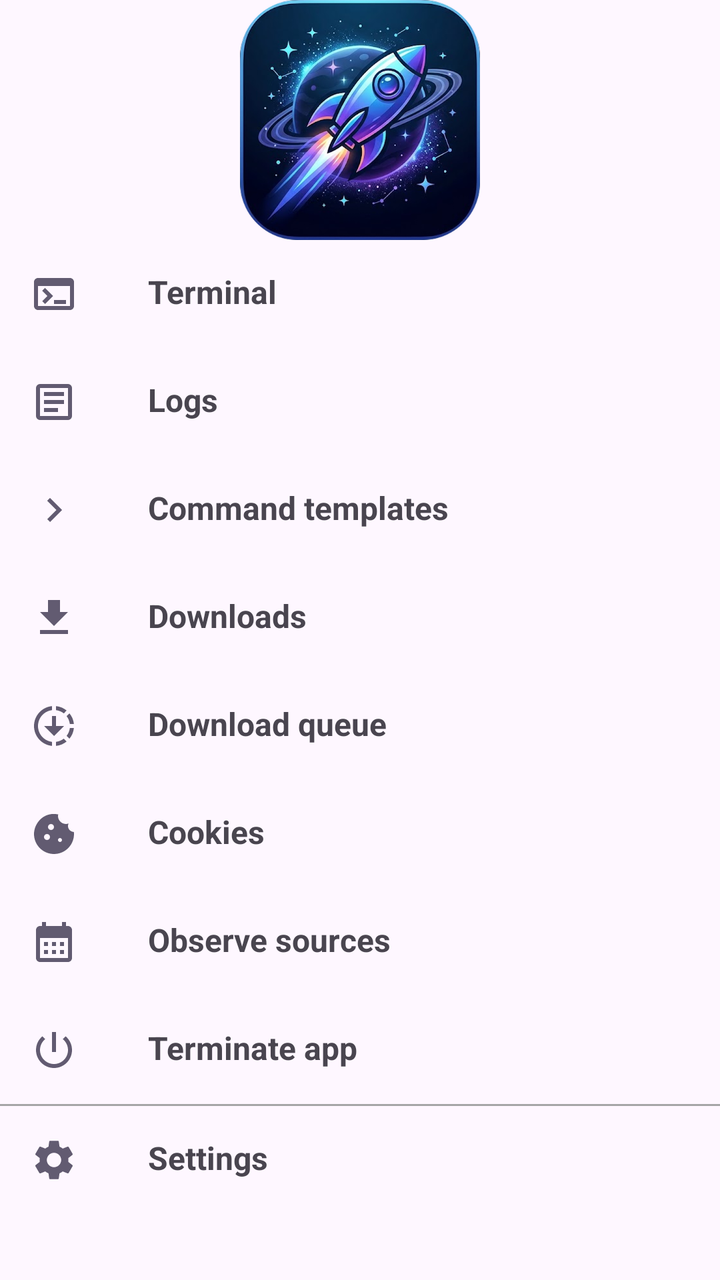
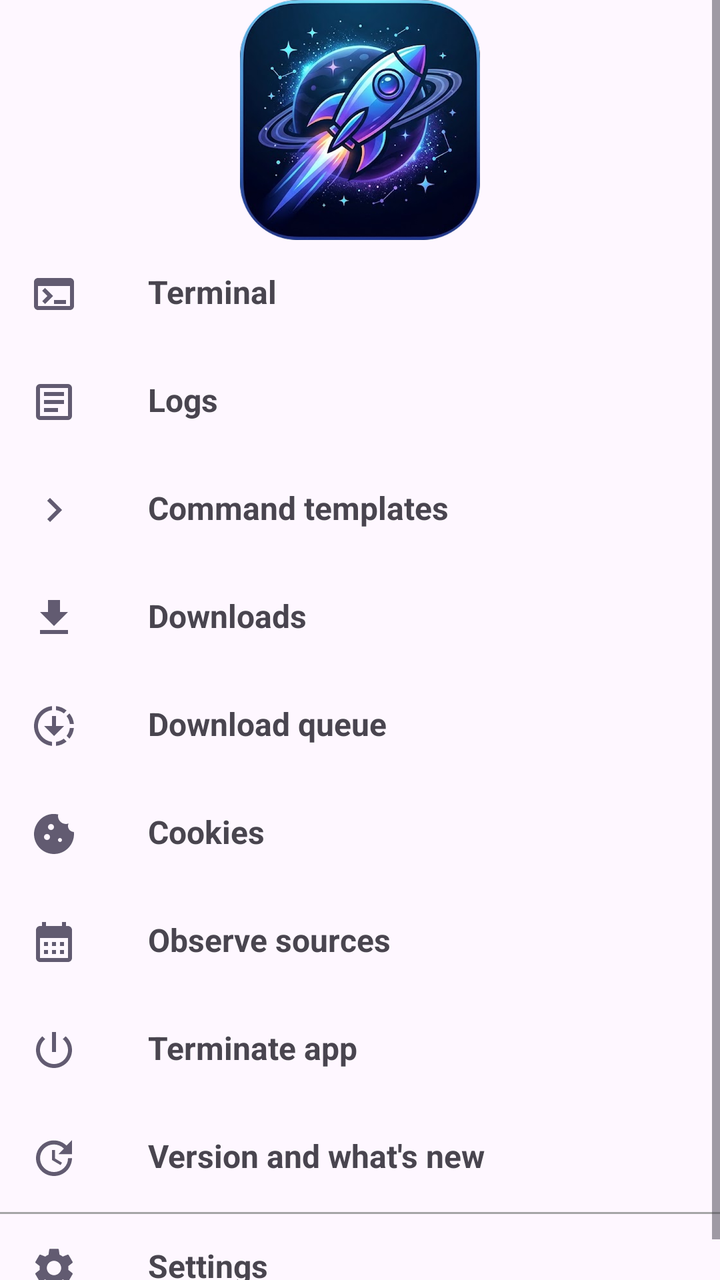

Two renders of the same Android screen: before a commit and after it. Below are the layout's source before the change and the commit's diff.
<!-- AndroidManifest.xml: application theme BaseTheme -->
<!-- res/layout/fragment_more.xml -->
<?xml version="1.0" encoding="utf-8"?>
<RelativeLayout xmlns:app="http://schemas.android.com/apk/res-auto"
    xmlns:android="http://schemas.android.com/apk/res/android"
    xmlns:tools="http://schemas.android.com/tools"
    android:layout_width="match_parent"
    android:layout_height="wrap_content">

    <ScrollView
        android:layout_width="match_parent"
        android:layout_height="match_parent">

        <LinearLayout
            android:layout_width="match_parent"
            android:layout_height="wrap_content"
            android:gravity="top"
            android:orientation="vertical"
            tools:ignore="MissingConstraints">

            <ImageView
                android:id="@+id/app_icon"
                android:layout_width="120dp"
                android:layout_height="120dp"
                android:layout_gravity="center"
                android:contentDescription="@null"
                android:importantForAccessibility="no"
                android:scaleType="fitCenter"
                android:src="@drawable/ic_app_icon" />

            <TextView
                android:id="@+id/terminal"
                android:layout_width="match_parent"
                android:layout_height="wrap_content"
                android:text="@string/terminal"
                android:textStyle="bold"
                android:clickable="true"
                android:focusable="true"
                android:background="?android:attr/selectableItemBackground"
                android:paddingHorizontal="15dp"
                android:paddingVertical="15dp"
                android:drawablePadding="35dp"
                android:textSize="16sp"
                app:drawableStartCompat="@drawable/ic_terminal" />

            <TextView
                android:id="@+id/logs"
                android:layout_width="match_parent"
                android:layout_height="wrap_content"
                android:text="@string/logs"
                android:textStyle="bold"
                android:clickable="true"
                android:focusable="true"
                android:background="?android:attr/selectableItemBackground"
                android:paddingHorizontal="15dp"
                android:paddingVertical="15dp"
                android:drawablePadding="35dp"
                android:textSize="16sp"
                app:drawableStartCompat="@drawable/ic_baseline_file_open_24" />


            <TextView
                android:id="@+id/command_templates"
                android:layout_width="match_parent"
                android:layout_height="wrap_content"
                android:drawablePadding="35dp"
                android:textSize="16sp"
                android:paddingVertical="15dp"
                android:text="@string/command_templates"
                android:textStyle="bold"
                android:clickable="true"
                android:focusable="true"
                android:background="?android:attr/selectableItemBackground"
                android:paddingHorizontal="15dp"
                app:drawableStartCompat="@drawable/ic_baseline_keyboard_arrow_right_24" />

            <TextView
                android:id="@+id/downloads"
                android:layout_width="match_parent"
                android:layout_height="wrap_content"
                android:drawablePadding="35dp"
                android:textSize="16sp"
                android:paddingVertical="15dp"
                android:text="@string/downloads"
                android:textStyle="bold"
                android:clickable="true"
                android:focusable="true"
                android:background="?android:attr/selectableItemBackground"
                android:paddingHorizontal="15dp"
                app:drawableTint="?android:colorAccent"
                app:drawableStartCompat="@drawable/ic_downloads" />

            <TextView
                android:id="@+id/download_queue"
                android:layout_width="match_parent"
                android:layout_height="wrap_content"
                android:drawablePadding="35dp"
                android:textSize="16sp"
                android:paddingVertical="15dp"
                android:text="@string/download_queue"
                android:textStyle="bold"
                android:clickable="true"
                android:focusable="true"
                android:background="?android:attr/selectableItemBackground"
                android:paddingHorizontal="15dp"
                app:drawableTint="?android:colorAccent"
                app:drawableStartCompat="@drawable/baseline_downloading_24" />

            <TextView
                android:id="@+id/cookies"
                android:layout_width="match_parent"
                android:layout_height="wrap_content"
                android:drawablePadding="35dp"
                android:textSize="16sp"
                android:paddingVertical="15dp"
                android:text="@string/cookies"
                android:textStyle="bold"
                android:clickable="true"
                android:focusable="true"
                android:background="?android:attr/selectableItemBackground"
                android:paddingHorizontal="15dp"
                app:drawableStartCompat="@drawable/baseline_cookie_24" />

            <TextView
                android:id="@+id/observe_sources"
                android:layout_width="match_parent"
                android:layout_height="wrap_content"
                android:drawablePadding="35dp"
                android:textSize="16sp"
                android:paddingVertical="15dp"
                android:text="@string/observe_sources"
                android:textStyle="bold"
                android:clickable="true"
                android:focusable="true"
                android:background="?android:attr/selectableItemBackground"
                android:paddingHorizontal="15dp"
                app:drawableStartCompat="@drawable/baseline_calendar_month_24" />

            <TextView
                android:id="@+id/terminate"
                android:layout_width="match_parent"
                android:layout_height="wrap_content"
                android:drawablePadding="35dp"
                android:textSize="16sp"
                android:clickable="true"
                android:focusable="true"
                android:background="?android:attr/selectableItemBackground"
                android:paddingVertical="15dp"
                android:text="@string/kill_app"
                android:textStyle="bold"
                android:paddingHorizontal="15dp"
                app:drawableStartCompat="@drawable/ic_power" />


            <View
                android:layout_margin="0dp"
                style="@style/Divider.Horizontal" />

            <TextView
                android:id="@+id/settings"
                android:layout_width="match_parent"
                android:layout_height="wrap_content"
                android:drawablePadding="35dp"
                android:textSize="16sp"
                android:paddingVertical="15dp"
                android:text="@string/settings"
                android:textStyle="bold"
                android:clickable="true"
                android:focusable="true"
                android:background="?android:attr/selectableItemBackground"
                android:paddingHorizontal="15dp"
                app:drawableStartCompat="@drawable/ic_settings" />

        </LinearLayout>

    </ScrollView>


</RelativeLayout>
<!-- resources referenced by this layout -->
<resources>
  <!-- drawable ic_baseline_keyboard_arrow_right_24 (drawable) -->
  <vector android:height="24dp"
      android:viewportHeight="24" android:viewportWidth="24"
      android:width="24dp" xmlns:android="http://schemas.android.com/apk/res/android">
      <path android:fillColor="?android:colorAccent" android:pathData="M8.59,16.59L13.17,12 8.59,7.41 10,6l6,6 -6,6 -1.41,-1.41z"/>
  </vector>
  <!-- drawable ic_downloads (drawable) -->
  <vector android:height="24dp"
      android:viewportHeight="24" android:viewportWidth="24"
      android:width="24dp" xmlns:android="http://schemas.android.com/apk/res/android">
      <path android:fillColor="?android:colorAccent" android:pathData="M5,20h14v-2H5V20zM19,9h-4V3H9v6H5l7,7L19,9z"/>
  </vector>
  <!-- drawable ic_power (drawable) -->
  <vector android:height="24dp"
      android:viewportHeight="24" android:viewportWidth="24"
      android:width="24dp" xmlns:android="http://schemas.android.com/apk/res/android">
      <path android:fillColor="?android:colorAccent" android:pathData="M13,3h-2v10h2L13,3zM17.83,5.17l-1.42,1.42C17.99,7.86 19,9.81 19,12c0,3.87 -3.13,7 -7,7s-7,-3.13 -7,-7c0,-2.19 1.01,-4.14 2.58,-5.42L6.17,5.17C4.23,6.82 3,9.26 3,12c0,4.97 4.03,9 9,9s9,-4.03 9,-9c0,-2.74 -1.23,-5.18 -3.17,-6.83z"/>
  </vector>
  <!-- drawable ic_terminal (drawable) -->
  <vector android:height="24dp"
      android:viewportHeight="24" android:viewportWidth="24"
      android:width="24dp" xmlns:android="http://schemas.android.com/apk/res/android">
      <path android:fillColor="?android:colorAccent" android:pathData="M20,4H4C2.89,4 2,4.9 2,6v12c0,1.1 0.89,2 2,2h16c1.1,0 2,-0.9 2,-2V6C22,4.9 21.11,4 20,4zM20,18H4V8h16V18zM18,17h-6v-2h6V17zM7.5,17l-1.41,-1.41L8.67,13l-2.59,-2.59L7.5,9l4,4L7.5,17z"/>
  </vector>
  <string name="command_templates">Command templates</string>
  <string name="cookies">Cookies</string>
  <string name="download_queue">Download queue</string>
  <string name="downloads">Downloads</string>
  <string name="kill_app">Terminate app</string>
  <string name="logs">Logs</string>
  <string name="observe_sources">Observe sources</string>
  <string name="settings">Settings</string>
  <string name="terminal">Terminal</string>
  <style name="Divider.Horizontal" parent="Divider">
          <item name="android:layout_width">match_parent</item>
          <item name="android:layout_height">1dp</item> // You can change thickness here.
          <item name="android:layout_marginBottom">10dp</item>
      </style>
  <style name="Divider">
          <item name="android:background">@color/light_grey</item>
      </style>
  <style name="Preference.SwitchPreferenceCompat.Material3" parent="@style/Preference.SwitchPreferenceCompat.Material">
          <item name="widgetLayout">@layout/preferece_material_switch</item>
      </style>
  <style name="snackBarStyle" parent="@style/Widget.Material3.Snackbar">
          <item name="shapeAppearance">@style/ShapeAppearance.Material3.Corner.ExtraLarge</item>
          <item name="android:paddingStart">20dp</item>
          <item name="android:paddingEnd">20dp</item>
          <item name="maxLines">2</item>
          <item name="animationMode">slide</item>
      </style>
  <style name="PreferenceTheme" parent="PreferenceThemeOverlay">
          <item name="singleLineTitle">false</item>
      </style>
  <color name="light_grey">#A6A6A6</color>
  <!-- unchanged entries left out for length: 7 -->
</resources>

<!-- the commit's change to res/layout/fragment_more.xml (unified diff, before → after) -->
@@ -149,6 +149,22 @@
                 android:paddingHorizontal="15dp"
                 app:drawableStartCompat="@drawable/ic_power" />
 
+            
+            <TextView
+                android:id="@+id/neon_updates"
+                android:layout_width="match_parent"
+                android:layout_height="wrap_content"
+                android:drawablePadding="35dp"
+                android:textSize="16sp"
+                android:paddingVertical="15dp"
+                android:text="@string/neon_updates_title"
+                android:textStyle="bold"
+                android:clickable="true"
+                android:focusable="true"
+                android:background="?android:attr/selectableItemBackground"
+                android:paddingHorizontal="15dp"
+                app:drawableStartCompat="@drawable/ic_update" />
+
 
             <View
                 android:layout_margin="0dp"
<!-- resource entries referenced after the edit -->
@@ -24,12 +24,19 @@
       android:width="24dp" xmlns:android="http://schemas.android.com/apk/res/android">
       <path android:fillColor="?android:colorAccent" android:pathData="M20,4H4C2.89,4 2,4.9 2,6v12c0,1.1 0.89,2 2,2h16c1.1,0 2,-0.9 2,-2V6C22,4.9 21.11,4 20,4zM20,18H4V8h16V18zM18,17h-6v-2h6V17zM7.5,17l-1.41,-1.41L8.67,13l-2.59,-2.59L7.5,9l4,4L7.5,17z"/>
   </vector>
+  <!-- drawable ic_update (drawable) -->
+  <vector android:height="24dp"
+      android:viewportHeight="24" android:viewportWidth="24"
+      android:width="24dp" xmlns:android="http://schemas.android.com/apk/res/android">
+      <path android:fillColor="?android:colorAccent" android:pathData="M21,10.12h-6.78l2.74,-2.82c-2.73,-2.7 -7.15,-2.8 -9.88,-0.1c-2.73,2.71 -2.73,7.08 0,9.79s7.15,2.71 9.88,0C18.32,15.65 19,14.08 19,12.1h2c0,1.98 -0.88,4.55 -2.64,6.29c-3.51,3.48 -9.21,3.48 -12.72,0c-3.5,-3.47 -3.53,-9.11 -0.02,-12.58s9.14,-3.47 12.65,0L21,3V10.12zM12.5,8v4.25l3.5,2.08l-0.72,1.21L11,13V8H12.5z"/>
+  </vector>
   <string name="command_templates">Command templates</string>
   <string name="cookies">Cookies</string>
   <string name="download_queue">Download queue</string>
   <string name="downloads">Downloads</string>
   <string name="kill_app">Terminate app</string>
   <string name="logs">Logs</string>
+  <string name="neon_updates_title">Version and what\'s new</string>
   <string name="observe_sources">Observe sources</string>
   <string name="settings">Settings</string>
   <string name="terminal">Terminal</string>
